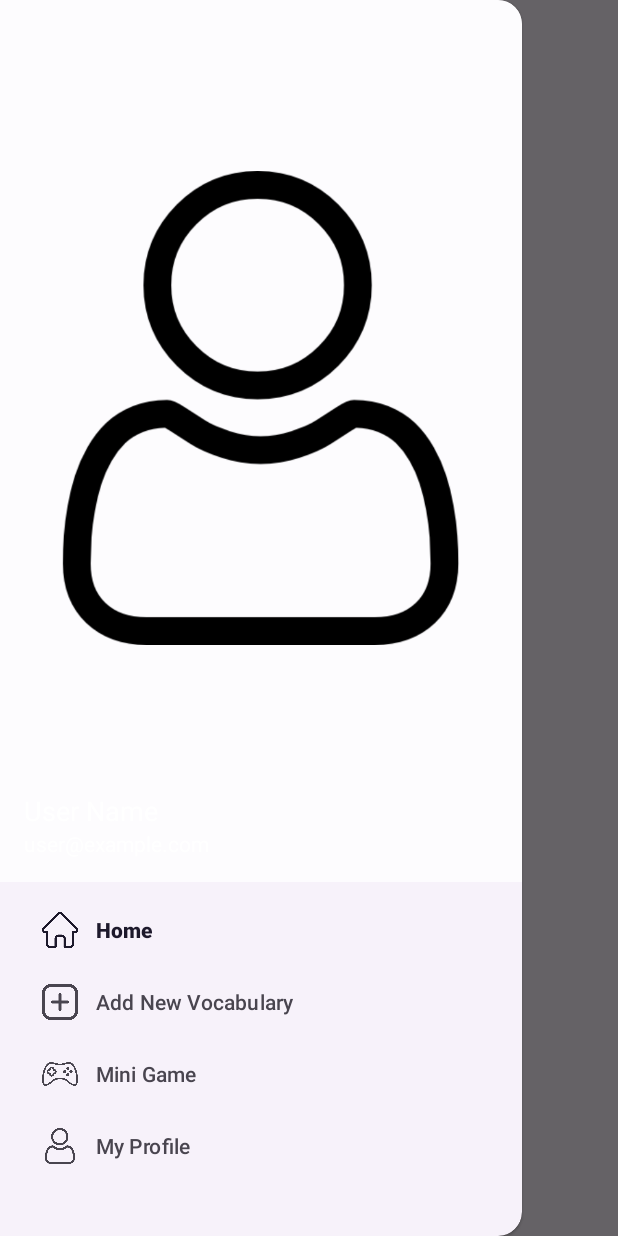
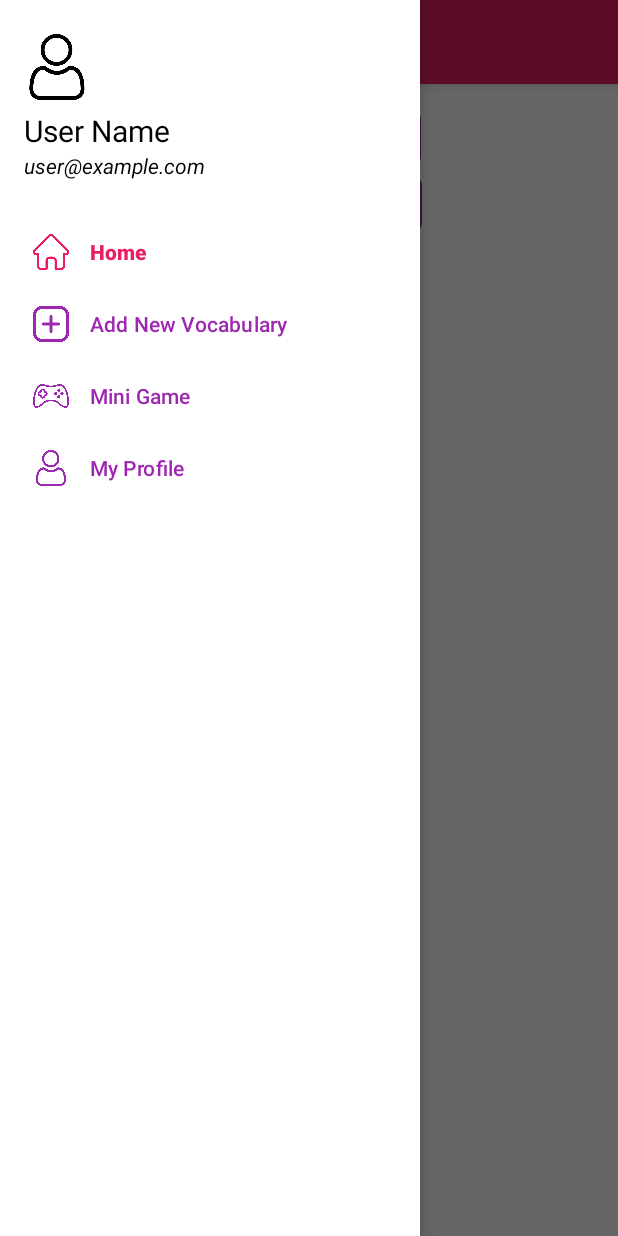
Before and after one commit to Lelekhoa1812/Linguaphile, an Android app: the screen it shows after launch (MainActivity), with the side drawer open, on a phone screen of 412 x 824 dp. Run offline under Robolectric (Android 15) with nearby library versions, the phone set to English and light mode, and no system bars; our stand-ins replace Room's generated code, navigation-ui.

Commit message:
Second commit. Update app UI. Home and Add fragment done at this stage

```diff
--- a/app/src/main/java/com/example/linguaphile/fragments/HomeFragment.kt
+++ b/app/src/main/java/com/example/linguaphile/fragments/HomeFragment.kt
@@ -14,6 +14,7 @@ import com.example.linguaphile.databinding.FragmentHomeBinding
 import com.example.linguaphile.viewmodels.VocabularyViewModel
 import com.google.android.material.snackbar.Snackbar
 import java.util.*
+import android.widget.ArrayAdapter
 
 class HomeFragment : Fragment() {
 
@@ -35,7 +36,7 @@ class HomeFragment : Fragment() {
             // Navigate to update fragment with vocabulary details
             onUpdate = { vocabulary ->
             },
-            // Delete the item with showing the UNDO SnackBar enabling user to retrieve
+            // Set on delete with SnackBar and UNDO enabling data retrieving
             onDelete = { vocabulary ->
                 vocabularyViewModel.delete(vocabulary)
                 Snackbar.make(binding.root, "Vocabulary deleted", Snackbar.LENGTH_LONG)
@@ -53,17 +54,30 @@ class HomeFragment : Fragment() {
             adapter.submitList(vocabularyList)
         }
 
-        // Set up Date Filter Spinner
+        // Date Filter Spinner Options
+        val dateFilterOptions = listOf("All", "Today", "This Week", "This Month", "This Year")
+        val dateFilterAdapter = ArrayAdapter(requireContext(), android.R.layout.simple_spinner_item, dateFilterOptions)
+        dateFilterAdapter.setDropDownViewResource(android.R.layout.simple_spinner_dropdown_item)
+        binding.filterDateSpinner.adapter = dateFilterAdapter
+
+        // Date Filter Spinner Selection
         binding.filterDateSpinner.onItemSelectedListener = object : AdapterView.OnItemSelectedListener {
             override fun onItemSelected(parent: AdapterView<*>, view: View?, position: Int, id: Long) {
-                // Update filter based on the selected date range
-                filterVocabularyByDate(position)
+                if (position > 0) { // Ignore first selection
+                    filterVocabularyByDate(position)
+                }
             }
 
             override fun onNothingSelected(parent: AdapterView<*>) {}
         }
 
-        // Set up Type Filter Spinner
+        // Type Filter Spinner Options
+        val typeFilterOptions = listOf("All", "Noun", "Verb", "Adjective", "Adverb")
+        val typeFilterAdapter = ArrayAdapter(requireContext(), android.R.layout.simple_spinner_item, typeFilterOptions)
+        typeFilterAdapter.setDropDownViewResource(android.R.layout.simple_spinner_dropdown_item)
+        binding.filterTypeSpinner.adapter = typeFilterAdapter
+
+        // Type Filter Spinner Selection
         binding.filterTypeSpinner.onItemSelectedListener = object : AdapterView.OnItemSelectedListener {
             override fun onItemSelected(parent: AdapterView<*>, view: View?, position: Int, id: Long) {
                 val selectedType = parent.getItemAtPosition(position).toString()
--- a/app/src/main/res/drawable/spinner.xml
+++ b/app/src/main/res/drawable/spinner.xml
@@ -1,6 +1,6 @@
 <!-- res/drawable/spinner_background.xml -->
 <shape xmlns:android="http://schemas.android.com/apk/res/android" android:shape="rectangle">
-    <solid android:color="@color/colorAccent" />
+    <solid android:color="@color/colorAccent"/>
     <corners android:radius="8dp" />
     <padding android:left="12dp" android:right="12dp" android:top="8dp" android:bottom="8dp" />
 </shape>
--- a/app/src/main/res/layout/activity_main.xml
+++ b/app/src/main/res/layout/activity_main.xml
@@ -14,15 +14,15 @@
 
         <com.google.android.material.appbar.AppBarLayout
             android:layout_width="match_parent"
-            android:layout_height="wrap_content"
-            android:fitsSystemWindows="true">
+            android:layout_height="wrap_content">
 
             <com.google.android.material.appbar.MaterialToolbar
                 android:id="@+id/toolbar"
                 android:layout_width="match_parent"
                 android:layout_height="?attr/actionBarSize"
-                app:popupTheme="@style/ThemeOverlay.AppCompat.Light" />
-
+                android:background="?attr/colorPrimary"
+                android:titleTextColor="@color/white"
+                app:title="Linguaphile" />
         </com.google.android.material.appbar.AppBarLayout>
 
         <include layout="@layout/content_main" />
--- a/app/src/main/res/layout/nav_header_main.xml
+++ b/app/src/main/res/layout/nav_header_main.xml
@@ -4,12 +4,12 @@
     android:layout_height="wrap_content"
     android:orientation="vertical"
     android:padding="16dp"
-    android:background="@color/colorBackground">
+    android:background="@color/colorTextPrimary">
 
     <ImageView
         android:id="@+id/imageView"
-        android:layout_width="wrap_content"
-        android:layout_height="wrap_content"
+        android:layout_width="44dp"
+        android:layout_height="57dp"
         android:src="@drawable/user" />
 
     <TextView
@@ -17,14 +17,15 @@
         android:layout_width="wrap_content"
         android:layout_height="wrap_content"
         android:text="User Name"
-        android:textColor="@android:color/white"
-        android:textSize="18sp" />
+        android:textColor="@android:color/black"
+        android:textSize="20sp" />
 
     <TextView
         android:id="@+id/nav_header_subtitle"
         android:layout_width="wrap_content"
         android:layout_height="wrap_content"
+        android:textStyle="italic"
         android:text="user@example.com"
-        android:textColor="@android:color/white" />
+        android:textColor="@android:color/black" />
 
 </LinearLayout>
--- a/app/src/main/res/values/colors.xml
+++ b/app/src/main/res/values/colors.xml
@@ -1,10 +1,13 @@
 <?xml version="1.0" encoding="utf-8"?>
 <resources>
     <color name="colorPrimary">#E91E63</color>
-    <color name="colorPrimaryDark">#3F51B5</color>
+    <color name="colorPrimaryDark">#000835</color>
+    <color name="colorPrimaryDarkSurface">#94A4FD</color>
     <color name="colorAccent">#9C27B0</color>
-    <color name="colorBackground">#C6FFFFFF</color>
     <color name="white">#FFFFFF</color>
-    <color name="colorTextPrimary">#000000</color>
+    <color name="black">#000000</color>
+    <color name="colorTextPrimary">#FFFFFF</color>
+    <color name="colorTextSecondary">#000000</color>
+    <color name="grey">#A6FFFFFF</color>
     <!-- Add more custom colors as needed -->
 </resources>
--- a/app/src/main/res/values/themes.xml
+++ b/app/src/main/res/values/themes.xml
@@ -1,8 +1,14 @@
 <resources xmlns:tools="http://schemas.android.com/tools">
     <!-- Base application theme. -->
-    <style name="Base.Theme.Linguaphile" parent="Theme.Material3.DayNight.NoActionBar">
-        <!-- Customize your light theme here. -->
-        <!-- <item name="colorPrimary">@color/my_light_primary</item> -->
+    <style name="Base.Theme.Linguaphile" parent="Theme.MaterialComponents.DayNight.NoActionBar">
+        <!-- Set custom colors for Material3 -->
+        <item name="colorPrimary">@color/colorPrimary</item>
+        <item name="colorPrimaryContainer">@color/colorPrimaryDark</item>
+        <item name="colorOnPrimary">@color/white</item>
+        <item name="colorSurface">@color/white</item>
+        <item name="colorOnSurface">@color/colorAccent</item>
+        <item name="colorSecondary">@color/colorPrimaryDark</item>
+        <item name="colorOnSecondary">@color/white</item>
     </style>
 
     <style name="Theme.Linguaphile" parent="Base.Theme.Linguaphile" />
```
Also changed, not shown: app/src/main/res/layout/fragment_home.xml (+8 -7 lines), app/src/main/res/layout/vocabulary_item.xml (+75 -15 lines).
